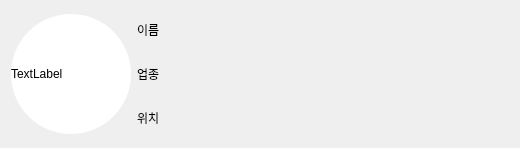
Before: the Qt Designer form seoul_tour_ver1/seoul_widget.ui in yunjae6875/seoul_trip_program, drawn with Qt 5.
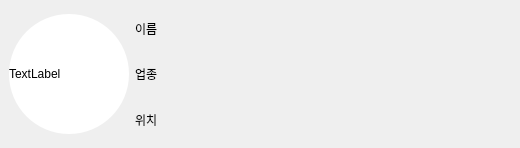
After: the same form once the commit is applied.

Diff of the .ui file:
```diff
--- a/seoul_tour_ver1/seoul_widget.ui
+++ b/seoul_tour_ver1/seoul_widget.ui
@@ -10,6 +10,18 @@
     <height>148</height>
    </rect>
   </property>
+  <property name="minimumSize">
+   <size>
+    <width>520</width>
+    <height>0</height>
+   </size>
+  </property>
+  <property name="maximumSize">
+   <size>
+    <width>520</width>
+    <height>16777215</height>
+   </size>
+  </property>
   <property name="windowTitle">
    <string>Form</string>
   </property>
@@ -17,6 +29,21 @@
    <string notr="true"/>
   </property>
   <layout class="QHBoxLayout" name="horizontalLayout_2">
+   <property name="spacing">
+    <number>6</number>
+   </property>
+   <property name="leftMargin">
+    <number>9</number>
+   </property>
+   <property name="topMargin">
+    <number>9</number>
+   </property>
+   <property name="rightMargin">
+    <number>9</number>
+   </property>
+   <property name="bottomMargin">
+    <number>9</number>
+   </property>
    <item>
     <layout class="QHBoxLayout" name="horizontalLayout">
      <item>
```
